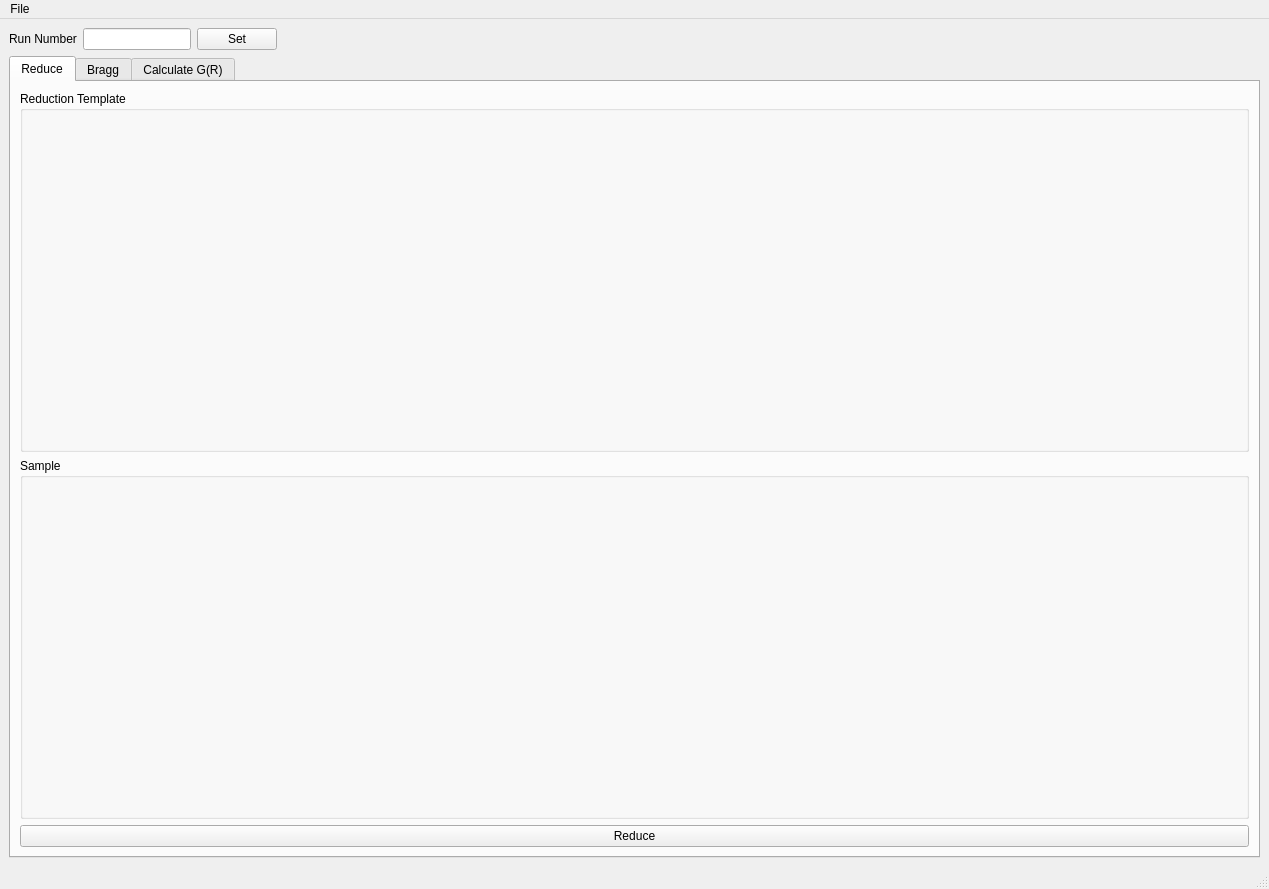
First picture: the form in designer/ui_mainWindow.ui, repository neutrons/addie, before the edit.
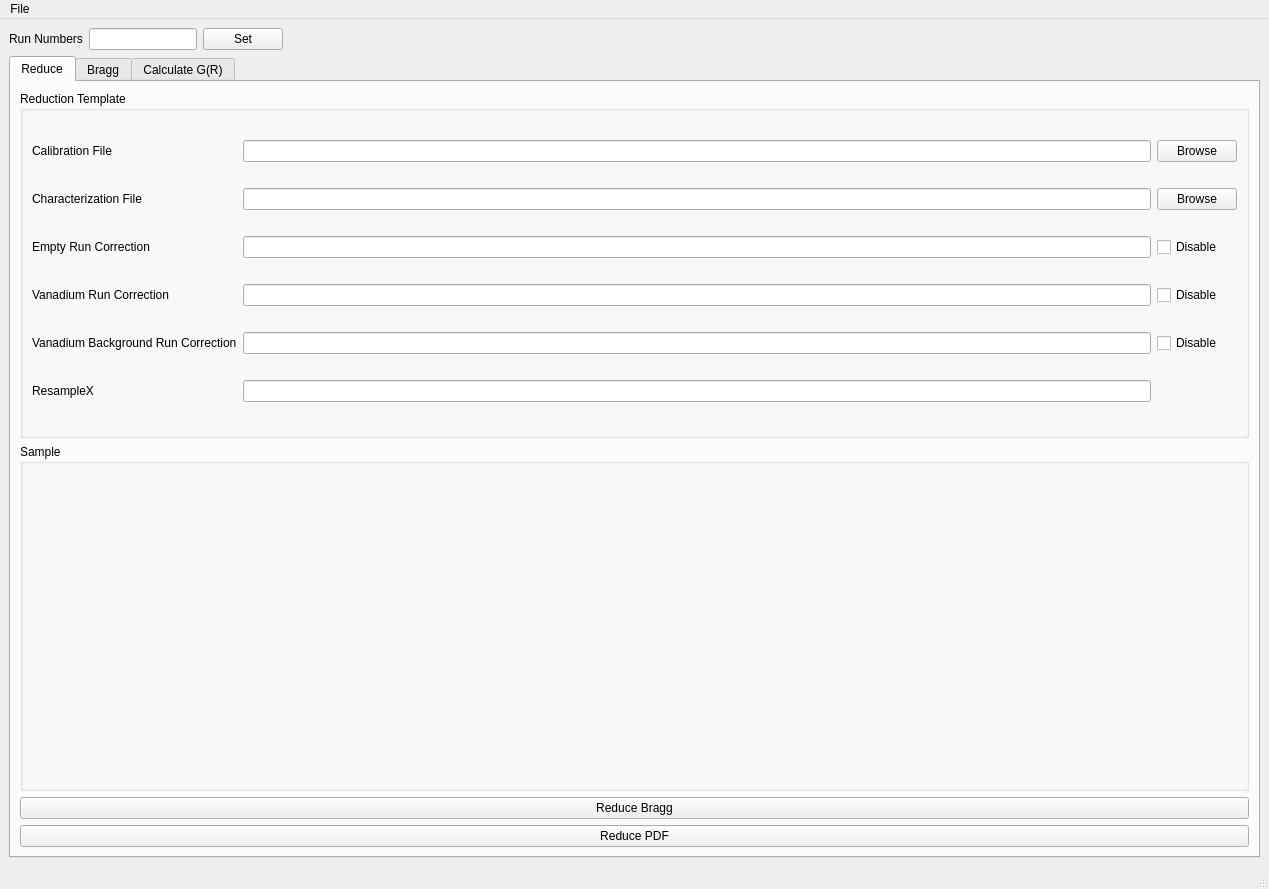
Second picture: the form after the edit.

Diff of the .ui file:
```diff
--- a/designer/ui_mainWindow.ui
+++ b/designer/ui_mainWindow.ui
@@ -20,7 +20,7 @@
       <item row="0" column="0">
        <widget class="QLabel" name="label">
         <property name="text">
-         <string>Run Number</string>
+         <string>Run Numbers</string>
         </property>
        </widget>
       </item>
@@ -66,10 +66,10 @@
         <string>Reduce</string>
        </attribute>
        <layout class="QGridLayout" name="gridLayout">
-        <item row="2" column="0">
+        <item row="3" column="0">
          <widget class="QPushButton" name="pushButton">
           <property name="text">
-           <string>Reduce</string>
+           <string>Reduce Bragg</string>
           </property>
          </widget>
         </item>
@@ -78,15 +78,119 @@
           <property name="title">
            <string>Reduction Template</string>
           </property>
+          <layout class="QGridLayout" name="gridLayout_6">
+           <item row="1" column="2">
+            <widget class="QLineEdit" name="lineEdit_2"/>
+           </item>
+           <item row="0" column="0">
+            <widget class="QLabel" name="label_4">
+             <property name="text">
+              <string>Calibration File</string>
+             </property>
+            </widget>
+           </item>
+           <item row="1" column="0">
+            <widget class="QLabel" name="label_5">
+             <property name="text">
+              <string>Characterization File</string>
+             </property>
+            </widget>
+           </item>
+           <item row="3" column="2">
+            <widget class="QLineEdit" name="lineEdit_4"/>
+           </item>
+           <item row="2" column="0">
+            <widget class="QLabel" name="label_6">
+             <property name="text">
+              <string>Empty Run Correction</string>
+             </property>
+            </widget>
+           </item>
+           <item row="4" column="0">
+            <widget class="QLabel" name="label_8">
+             <property name="text">
+              <string>Vanadium Background Run Correction</string>
+             </property>
+            </widget>
+           </item>
+           <item row="0" column="2">
+            <widget class="QLineEdit" name="lineEdit"/>
+           </item>
+           <item row="4" column="2">
+            <widget class="QLineEdit" name="lineEdit_5"/>
+           </item>
+           <item row="0" column="3">
+            <widget class="QPushButton" name="pushButton_2">
+             <property name="text">
+              <string>Browse</string>
+             </property>
+            </widget>
+           </item>
+           <item row="3" column="0">
+            <widget class="QLabel" name="label_7">
+             <property name="text">
+              <string>Vanadium Run Correction</string>
+             </property>
+            </widget>
+           </item>
+           <item row="1" column="3">
+            <widget class="QPushButton" name="pushButton_3">
+             <property name="text">
+              <string>Browse</string>
+             </property>
+            </widget>
+           </item>
+           <item row="2" column="2">
+            <widget class="QLineEdit" name="lineEdit_3"/>
+           </item>
+           <item row="5" column="2">
+            <widget class="QLineEdit" name="lineEdit_6"/>
+           </item>
+           <item row="5" column="0">
+            <widget class="QLabel" name="label_9">
+             <property name="text">
+              <string>ResampleX</string>
+             </property>
+            </widget>
+           </item>
+           <item row="2" column="3">
+            <widget class="QCheckBox" name="checkBox_2">
+             <property name="text">
+              <string>Disable</string>
+             </property>
+            </widget>
+           </item>
+           <item row="3" column="3">
+            <widget class="QCheckBox" name="checkBox_3">
+             <property name="text">
+              <string>Disable</string>
+             </property>
+            </widget>
+           </item>
+           <item row="4" column="3">
+            <widget class="QCheckBox" name="checkBox_4">
+             <property name="text">
+              <string>Disable</string>
+             </property>
+            </widget>
+           </item>
+          </layout>
          </widget>
         </item>
-        <item row="1" column="0">
+        <item row="2" column="0">
          <widget class="QGroupBox" name="groupBox_2">
           <property name="title">
            <string>Sample</string>
           </property>
          </widget>
         </item>
+        <item row="4" column="0">
+         <widget class="QPushButton" name="pushButton_4">
+          <property name="text">
+           <string>Reduce PDF</string>
+          </property>
+         </widget>
+        </item>
        </layout>
       </widget>
       <widget class="QWidget" name="tab_3">
```
